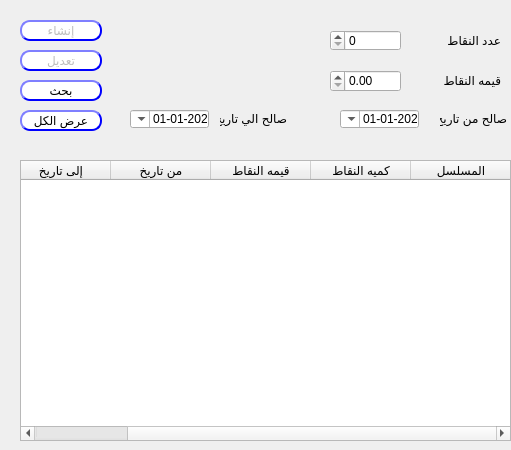
First picture: the form in presentation/loyalty_ui/loyalityPoint.ui, repository Hossam01/HyperPOS2020Design, before the edit.
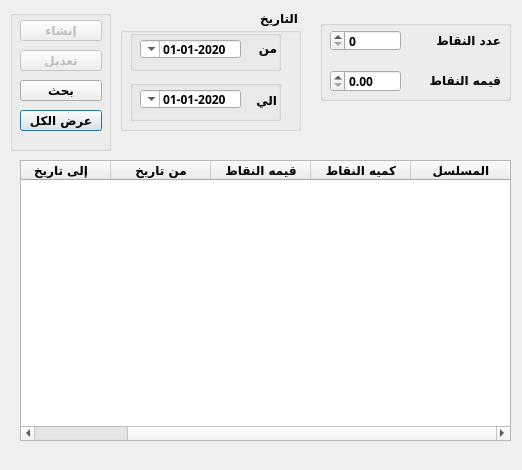
Second picture: the form after the edit.

What changed in the file:
```diff
--- a/presentation/loyalty_ui/loyalityPoint.ui
+++ b/presentation/loyalty_ui/loyalityPoint.ui
@@ -6,135 +6,28 @@
    <rect>
     <x>0</x>
     <y>0</y>
-    <width>511</width>
-    <height>450</height>
+    <width>522</width>
+    <height>470</height>
    </rect>
   </property>
+  <property name="minimumSize">
+   <size>
+    <width>522</width>
+    <height>470</height>
+   </size>
+  </property>
+  <property name="maximumSize">
+   <size>
+    <width>522</width>
+    <height>470</height>
+   </size>
+  </property>
   <property name="windowTitle">
    <string>تعريف نقاط العضويه</string>
   </property>
   <property name="layoutDirection">
    <enum>Qt::RightToLeft</enum>
   </property>
-  <widget class="QLabel" name="desc_3">
-   <property name="geometry">
-    <rect>
-     <x>440</x>
-     <y>110</y>
-     <width>67</width>
-     <height>17</height>
-    </rect>
-   </property>
-   <property name="layoutDirection">
-    <enum>Qt::RightToLeft</enum>
-   </property>
-   <property name="text">
-    <string>صالح من تاريخ</string>
-   </property>
-  </widget>
-  <widget class="QLabel" name="desc_4">
-   <property name="geometry">
-    <rect>
-     <x>220</x>
-     <y>110</y>
-     <width>67</width>
-     <height>17</height>
-    </rect>
-   </property>
-   <property name="layoutDirection">
-    <enum>Qt::RightToLeft</enum>
-   </property>
-   <property name="text">
-    <string>صالح الي تاريخ</string>
-   </property>
-  </widget>
-  <widget class="QDateTimeEdit" name="Qdate_to">
-   <property name="geometry">
-    <rect>
-     <x>130</x>
-     <y>110</y>
-     <width>79</width>
-     <height>18</height>
-    </rect>
-   </property>
-   <property name="layoutDirection">
-    <enum>Qt::RightToLeft</enum>
-   </property>
-   <property name="minimumDateTime">
-    <datetime>
-     <hour>0</hour>
-     <minute>0</minute>
-     <second>0</second>
-     <year>2020</year>
-     <month>1</month>
-     <day>1</day>
-    </datetime>
-   </property>
-   <property name="displayFormat">
-    <string>yyyy-MM-dd</string>
-   </property>
-   <property name="calendarPopup">
-    <bool>true</bool>
-   </property>
-  </widget>
-  <widget class="QDateTimeEdit" name="Qdate_from">
-   <property name="geometry">
-    <rect>
-     <x>340</x>
-     <y>110</y>
-     <width>79</width>
-     <height>18</height>
-    </rect>
-   </property>
-   <property name="layoutDirection">
-    <enum>Qt::RightToLeft</enum>
-   </property>
-   <property name="minimumDateTime">
-    <datetime>
-     <hour>0</hour>
-     <minute>0</minute>
-     <second>0</second>
-     <year>2020</year>
-     <month>1</month>
-     <day>1</day>
-    </datetime>
-   </property>
-   <property name="displayFormat">
-    <string>yyyy-MM-dd</string>
-   </property>
-   <property name="calendarPopup">
-    <bool>true</bool>
-   </property>
-  </widget>
-  <widget class="QLabel" name="label">
-   <property name="geometry">
-    <rect>
-     <x>410</x>
-     <y>70</y>
-     <width>91</width>
-     <height>21</height>
-    </rect>
-   </property>
-   <property name="text">
-    <string>قيمه النقاط</string>
-   </property>
-  </widget>
-  <widget class="QLabel" name="desc_11">
-   <property name="geometry">
-    <rect>
-     <x>420</x>
-     <y>30</y>
-     <width>81</width>
-     <height>21</height>
-    </rect>
-   </property>
-   <property name="layoutDirection">
-    <enum>Qt::RightToLeft</enum>
-   </property>
-   <property name="text">
-    <string>عدد النقاط</string>
-   </property>
-  </widget>
   <widget class="QTableWidget" name="Qtable_point">
    <property name="geometry">
     <rect>
@@ -144,6 +37,14 @@
      <height>281</height>
     </rect>
    </property>
+   <property name="font">
+    <font>
+     <family>29LT Bukra Regular</family>
+     <pointsize>9</pointsize>
+     <weight>75</weight>
+     <bold>true</bold>
+    </font>
+   </property>
    <property name="layoutDirection">
     <enum>Qt::RightToLeft</enum>
    </property>
@@ -173,160 +74,6 @@
     </property>
    </column>
   </widget>
-  <widget class="QPushButton" name="BTN_createLoyPoint">
-   <property name="enabled">
-    <bool>false</bool>
-   </property>
-   <property name="geometry">
-    <rect>
-     <x>20</x>
-     <y>20</y>
-     <width>82</width>
-     <height>21</height>
-    </rect>
-   </property>
-   <property name="styleSheet">
-    <string notr="true">QPushButton{
-                                        background-color: white;
-                                        border-style: outset;
-                                        border-width: 2px;
-                                        border-radius: 10px;
-                                        border-color: blue;
-                                        min-width: 6em;
-                                        }
-                                        QPushButton:hover {
-                                        background: qradialgradient(
-                                        cx: 0.3, cy: -0.4, fx: 0.3, fy: -0.4,
-                                        radius: 1.35, stop: 0 #fff, stop: 1 #bbb
-                                        );
-                                        }
-                                        QPushButton:pressed {
-                                        border-style: inset;
-                                        background: qradialgradient(
-                                        cx: 0.4, cy: -0.1, fx: 0.4, fy: -0.1,
-                                        radius: 1.35, stop: 0 #fff, stop: 1 #ddd
-                                        );
-                                        }
-                                    </string>
-   </property>
-   <property name="text">
-    <string>إنشاء</string>
-   </property>
-  </widget>
-  <widget class="QPushButton" name="BTN_modifyLoyPoint">
-   <property name="enabled">
-    <bool>false</bool>
-   </property>
-   <property name="geometry">
-    <rect>
-     <x>20</x>
-     <y>50</y>
-     <width>82</width>
-     <height>21</height>
-    </rect>
-   </property>
-   <property name="styleSheet">
-    <string notr="true">QPushButton{
-                                        background-color: white;
-                                        border-style: outset;
-                                        border-width: 2px;
-                                        border-radius: 10px;
-                                        border-color: blue;
-                                        min-width: 6em;
-                                        }
-                                        QPushButton:hover {
-                                        background: qradialgradient(
-                                        cx: 0.3, cy: -0.4, fx: 0.3, fy: -0.4,
-                                        radius: 1.35, stop: 0 #fff, stop: 1 #bbb
-                                        );
-                                        }
-                                        QPushButton:pressed {
-                                        border-style: inset;
-                                        background: qradialgradient(
-                                        cx: 0.4, cy: -0.1, fx: 0.4, fy: -0.1,
-                                        radius: 1.35, stop: 0 #fff, stop: 1 #ddd
-                                        );
-                                        }
-                                    </string>
-   </property>
-   <property name="text">
-    <string>تعديل</string>
-   </property>
-  </widget>
-  <widget class="QPushButton" name="BTN_searchLoyPoint">
-   <property name="geometry">
-    <rect>
-     <x>20</x>
-     <y>80</y>
-     <width>82</width>
-     <height>21</height>
-    </rect>
-   </property>
-   <property name="styleSheet">
-    <string notr="true">QPushButton{
-                                        background-color: white;
-                                        border-style: outset;
-                                        border-width: 2px;
-                                        border-radius: 10px;
-                                        border-color: blue;
-                                        min-width: 6em;
-                                        }
-                                        QPushButton:hover {
-                                        background: qradialgradient(
-                                        cx: 0.3, cy: -0.4, fx: 0.3, fy: -0.4,
-                                        radius: 1.35, stop: 0 #fff, stop: 1 #bbb
-                                        );
-                                        }
-                                        QPushButton:pressed {
-                                        border-style: inset;
-                                        background: qradialgradient(
-                                        cx: 0.4, cy: -0.1, fx: 0.4, fy: -0.1,
-                                        radius: 1.35, stop: 0 #fff, stop: 1 #ddd
-                                        );
-                                        }
-                                    </string>
-   </property>
-   <property name="text">
-    <string>بحث</string>
-   </property>
-  </widget>
-  <widget class="QPushButton" name="BTN_searchLoyPoint_all">
-   <property name="geometry">
-    <rect>
-     <x>20</x>
-     <y>110</y>
-     <width>82</width>
-     <height>21</height>
-    </rect>
-   </property>
-   <property name="styleSheet">
-    <string notr="true">QPushButton{
-                                        background-color: white;
-                                        border-style: outset;
-                                        border-width: 2px;
-                                        border-radius: 10px;
-                                        border-color: blue;
-                                        min-width: 6em;
-                                        }
-                                        QPushButton:hover {
-                                        background: qradialgradient(
-                                        cx: 0.3, cy: -0.4, fx: 0.3, fy: -0.4,
-                                        radius: 1.35, stop: 0 #fff, stop: 1 #bbb
-                                        );
-                                        }
-                                        QPushButton:pressed {
-                                        border-style: inset;
-                                        background: qradialgradient(
-                                        cx: 0.4, cy: -0.1, fx: 0.4, fy: -0.1,
-                                        radius: 1.35, stop: 0 #fff, stop: 1 #ddd
-                                        );
-                                        }
-                                    </string>
-   </property>
-   <property name="text">
-    <string>عرض الكل</string>
-   </property>
-  </widget>
   <widget class="QLabel" name="LB_pointId">
    <property name="enabled">
     <bool>false</bool>
@@ -339,39 +86,434 @@
      <height>20</height>
     </rect>
    </property>
+   <property name="font">
+    <font>
+     <family>29LT Bukra Regular</family>
+     <pointsize>9</pointsize>
+     <weight>75</weight>
+     <bold>true</bold>
+    </font>
+   </property>
    <property name="text">
     <string/>
    </property>
   </widget>
-  <widget class="QDoubleSpinBox" name="LE_pointValue">
+  <widget class="QGroupBox" name="groupBox">
    <property name="geometry">
     <rect>
-     <x>330</x>
-     <y>70</y>
-     <width>71</width>
-     <height>22</height>
+     <x>120</x>
+     <y>10</y>
+     <width>181</width>
+     <height>121</height>
     </rect>
    </property>
-   <property name="decimals">
-    <number>2</number>
+   <property name="font">
+    <font>
+     <family>29LT Bukra Regular</family>
+     <pointsize>9</pointsize>
+     <weight>75</weight>
+     <bold>true</bold>
+    </font>
    </property>
-   <property name="maximum">
-    <double>9.990000000000000</double>
+   <property name="title">
+    <string>التاريخ</string>
    </property>
+   <widget class="QGroupBox" name="groupBox_2">
+    <property name="geometry">
+     <rect>
+      <x>10</x>
+      <y>20</y>
+      <width>151</width>
+      <height>41</height>
+     </rect>
+    </property>
+    <property name="font">
+     <font>
+      <family>29LT Bukra Regular</family>
+      <pointsize>9</pointsize>
+      <weight>75</weight>
+      <bold>true</bold>
+     </font>
+    </property>
+    <property name="title">
+     <string/>
+    </property>
+    <widget class="QDateTimeEdit" name="Qdate_from">
+     <property name="geometry">
+      <rect>
+       <x>10</x>
+       <y>10</y>
+       <width>101</width>
+       <height>18</height>
+      </rect>
+     </property>
+     <property name="font">
+      <font>
+       <family>29LT Bukra Regular</family>
+       <pointsize>9</pointsize>
+       <weight>75</weight>
+       <bold>true</bold>
+      </font>
+     </property>
+     <property name="layoutDirection">
+      <enum>Qt::RightToLeft</enum>
+     </property>
+     <property name="minimumDateTime">
+      <datetime>
+       <hour>0</hour>
+       <minute>0</minute>
+       <second>0</second>
+       <year>2020</year>
+       <month>1</month>
+       <day>1</day>
+      </datetime>
+     </property>
+     <property name="displayFormat">
+      <string>yyyy-MM-dd</string>
+     </property>
+     <property name="calendarPopup">
+      <bool>true</bool>
+     </property>
+    </widget>
+    <widget class="QLabel" name="desc_3">
+     <property name="geometry">
+      <rect>
+       <x>80</x>
+       <y>10</y>
+       <width>67</width>
+       <height>17</height>
+      </rect>
+     </property>
+     <property name="font">
+      <font>
+       <family>29LT Bukra Regular</family>
+       <pointsize>9</pointsize>
+       <weight>75</weight>
+       <bold>true</bold>
+      </font>
+     </property>
+     <property name="layoutDirection">
+      <enum>Qt::RightToLeft</enum>
+     </property>
+     <property name="text">
+      <string>من</string>
+     </property>
+    </widget>
+   </widget>
+   <widget class="QGroupBox" name="groupBox_4">
+    <property name="geometry">
+     <rect>
+      <x>10</x>
+      <y>70</y>
+      <width>151</width>
+      <height>41</height>
+     </rect>
+    </property>
+    <property name="font">
+     <font>
+      <family>29LT Bukra Regular</family>
+      <pointsize>9</pointsize>
+      <weight>75</weight>
+      <bold>true</bold>
+     </font>
+    </property>
+    <property name="title">
+     <string/>
+    </property>
+    <widget class="QLabel" name="desc_4">
+     <property name="geometry">
+      <rect>
+       <x>116</x>
+       <y>10</y>
+       <width>31</width>
+       <height>20</height>
+      </rect>
+     </property>
+     <property name="font">
+      <font>
+       <family>29LT Bukra Regular</family>
+       <pointsize>9</pointsize>
+       <weight>75</weight>
+       <bold>true</bold>
+      </font>
+     </property>
+     <property name="layoutDirection">
+      <enum>Qt::RightToLeft</enum>
+     </property>
+     <property name="text">
+      <string>الي</string>
+     </property>
+    </widget>
+    <widget class="QDateTimeEdit" name="Qdate_to">
+     <property name="geometry">
+      <rect>
+       <x>10</x>
+       <y>10</y>
+       <width>101</width>
+       <height>18</height>
+      </rect>
+     </property>
+     <property name="font">
+      <font>
+       <family>29LT Bukra Regular</family>
+       <pointsize>9</pointsize>
+       <weight>75</weight>
+       <bold>true</bold>
+      </font>
+     </property>
+     <property name="layoutDirection">
+      <enum>Qt::RightToLeft</enum>
+     </property>
+     <property name="minimumDateTime">
+      <datetime>
+       <hour>0</hour>
+       <minute>0</minute>
+       <second>0</second>
+       <year>2020</year>
+       <month>1</month>
+       <day>1</day>
+      </datetime>
+     </property>
+     <property name="displayFormat">
+      <string>yyyy-MM-dd</string>
+     </property>
+     <property name="calendarPopup">
+      <bool>true</bool>
+     </property>
+    </widget>
+   </widget>
   </widget>
-  <widget class="QSpinBox" name="LE_pointQty">
+  <widget class="QGroupBox" name="groupBox_3">
    <property name="geometry">
     <rect>
-     <x>330</x>
-     <y>30</y>
-     <width>71</width>
-     <height>21</height>
+     <x>320</x>
+     <y>20</y>
+     <width>191</width>
+     <height>81</height>
     </rect>
    </property>
-   <property name="maximum">
-    <number>99999</number>
+   <property name="font">
+    <font>
+     <family>29LT Bukra Regular</family>
+     <pointsize>9</pointsize>
+     <weight>75</weight>
+     <bold>true</bold>
+    </font>
    </property>
+   <property name="title">
+    <string/>
+   </property>
+   <widget class="QSpinBox" name="LE_pointQty">
+    <property name="geometry">
+     <rect>
+      <x>10</x>
+      <y>10</y>
+      <width>71</width>
+      <height>21</height>
+     </rect>
+    </property>
+    <property name="font">
+     <font>
+      <family>29LT Bukra Regular</family>
+      <pointsize>9</pointsize>
+      <weight>75</weight>
+      <bold>true</bold>
+     </font>
+    </property>
+    <property name="maximum">
+     <number>99999</number>
+    </property>
+   </widget>
+   <widget class="QDoubleSpinBox" name="LE_pointValue">
+    <property name="geometry">
+     <rect>
+      <x>10</x>
+      <y>50</y>
+      <width>71</width>
+      <height>22</height>
+     </rect>
+    </property>
+    <property name="font">
+     <font>
+      <family>29LT Bukra Regular</family>
+      <pointsize>9</pointsize>
+      <weight>75</weight>
+      <bold>true</bold>
+     </font>
+    </property>
+    <property name="decimals">
+     <number>2</number>
+    </property>
+    <property name="maximum">
+     <double>9.990000000000000</double>
+    </property>
+   </widget>
+   <widget class="QLabel" name="desc_11">
+    <property name="geometry">
+     <rect>
+      <x>100</x>
+      <y>10</y>
+      <width>81</width>
+      <height>21</height>
+     </rect>
+    </property>
+    <property name="font">
+     <font>
+      <family>29LT Bukra Regular</family>
+      <pointsize>9</pointsize>
+      <weight>75</weight>
+      <bold>true</bold>
+     </font>
+    </property>
+    <property name="layoutDirection">
+     <enum>Qt::RightToLeft</enum>
+    </property>
+    <property name="text">
+     <string>عدد النقاط</string>
+    </property>
+   </widget>
+   <widget class="QLabel" name="label">
+    <property name="geometry">
+     <rect>
+      <x>90</x>
+      <y>50</y>
+      <width>91</width>
+      <height>21</height>
+     </rect>
+    </property>
+    <property name="font">
+     <font>
+      <family>29LT Bukra Regular</family>
+      <pointsize>9</pointsize>
+      <weight>75</weight>
+      <bold>true</bold>
+     </font>
+    </property>
+    <property name="text">
+     <string>قيمه النقاط</string>
+    </property>
+   </widget>
   </widget>
+  <widget class="QGroupBox" name="groupBox_5">
+   <property name="geometry">
+    <rect>
+     <x>10</x>
+     <y>10</y>
+     <width>101</width>
+     <height>141</height>
+    </rect>
+   </property>
+   <property name="title">
+    <string/>
+   </property>
+   <widget class="QPushButton" name="BTN_searchLoyPoint_all">
+    <property name="geometry">
+     <rect>
+      <x>10</x>
+      <y>100</y>
+      <width>82</width>
+      <height>21</height>
+     </rect>
+    </property>
+    <property name="font">
+     <font>
+      <family>29LT Bukra Regular</family>
+      <pointsize>9</pointsize>
+      <weight>75</weight>
+      <bold>true</bold>
+     </font>
+    </property>
+    <property name="styleSheet">
+     <string notr="true"/>
+    </property>
+    <property name="text">
+     <string>عرض الكل</string>
+    </property>
+   </widget>
+   <widget class="QPushButton" name="BTN_searchLoyPoint">
+    <property name="geometry">
+     <rect>
+      <x>10</x>
+      <y>70</y>
+      <width>82</width>
+      <height>21</height>
+     </rect>
+    </property>
+    <property name="font">
+     <font>
+      <family>29LT Bukra Regular</family>
+      <pointsize>9</pointsize>
+      <weight>75</weight>
+      <bold>true</bold>
+     </font>
+    </property>
+    <property name="styleSheet">
+     <string notr="true"/>
+    </property>
+    <property name="text">
+     <string>بحث</string>
+    </property>
+   </widget>
+   <widget class="QPushButton" name="BTN_createLoyPoint">
+    <property name="enabled">
+     <bool>false</bool>
+    </property>
+    <property name="geometry">
+     <rect>
+      <x>10</x>
+      <y>10</y>
+      <width>82</width>
+      <height>21</height>
+     </rect>
+    </property>
+    <property name="font">
+     <font>
+      <family>29LT Bukra Regular</family>
+      <pointsize>9</pointsize>
+      <weight>75</weight>
+      <bold>true</bold>
+     </font>
+    </property>
+    <property name="styleSheet">
+     <string notr="true"/>
+    </property>
+    <property name="text">
+     <string>إنشاء</string>
+    </property>
+   </widget>
+   <widget class="QPushButton" name="BTN_modifyLoyPoint">
+    <property name="enabled">
+     <bool>false</bool>
+    </property>
+    <property name="geometry">
+     <rect>
+      <x>10</x>
+      <y>40</y>
+      <width>82</width>
+      <height>21</height>
+     </rect>
+    </property>
+    <property name="font">
+     <font>
+      <family>29LT Bukra Regular</family>
+      <pointsize>9</pointsize>
+      <weight>75</weight>
+      <bold>true</bold>
+     </font>
+    </property>
+    <property name="styleSheet">
+     <string notr="true"/>
+    </property>
+    <property name="text">
+     <string>تعديل</string>
+    </property>
+   </widget>
+  </widget>
+  <zorder>groupBox_3</zorder>
+  <zorder>groupBox_5</zorder>
+  <zorder>Qtable_point</zorder>
+  <zorder>LB_pointId</zorder>
+  <zorder>groupBox</zorder>
  </widget>
  <resources/>
  <connections/>
```
